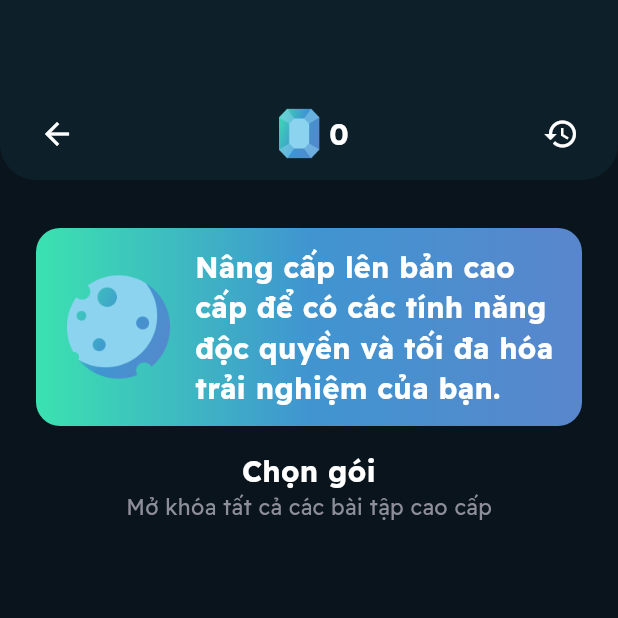
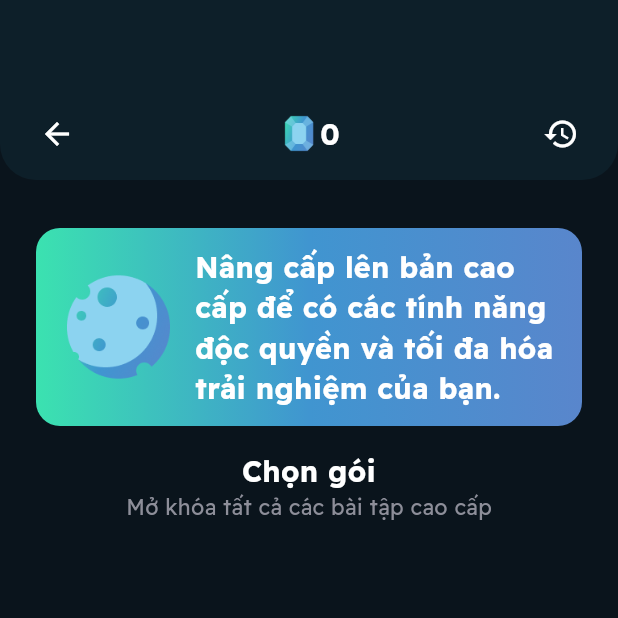
Before and after one commit to heterl0/yogitech-mobile-application, a Flutter app: the SubscriptionPage screen opened directly with empty values, on a phone screen of 412 x 824 dp, the top half of it. Run offline on Flutter 3.47's test engine with Material 3 defaults, Android fonts, the phone set to English and light mode, and no system bars; our stand-ins replace audioplayers, cached_network_image, camera, dio, equatable, fl_chart and 15 more; missing offline and left inert: dart:ffi, pay, tflite_flutter; accounts and stored records are empty; generated files the repository leaves out were written again; network calls fail.

Commit message:
Ư ư ư ư

```diff
--- a/lib/src/pages/homepage.dart
+++ b/lib/src/pages/homepage.dart
@@ -82,13 +82,15 @@ class _HomePageState extends State<HomePage> {
                       pushWithoutNavBar(
                           context,
                           MaterialPageRoute(
-                              builder: (context) => SubscriptionPage(account: account,fetchAccount:_fetchAccount)));
+                              builder: (context) => SubscriptionPage(
+                                  account: account,
+                                  fetchAccount: _fetchAccount)));
                     },
                     child: Row(
                       children: [
                         SizedBox(
-                          width: 40,
-                          height: 50,
+                          width: 28,
+                          height: 28,
                           child: Image.asset('assets/images/Emerald.png'),
                         ),
                         Text(
--- a/lib/src/pages/subscription.dart
+++ b/lib/src/pages/subscription.dart
@@ -105,8 +105,8 @@ class _SubscriptionState extends State<SubscriptionPage> {
             mainAxisAlignment: MainAxisAlignment.center,
             children: [
               SizedBox(
-                width: 40,
-                height: 50,
+                width: 28,
+                height: 28,
                 child: Image.asset('assets/images/Emerald.png'),
               ),
               Text(
@@ -159,31 +159,6 @@ class _SubscriptionState extends State<SubscriptionPage> {
               },
             ),
           ),
-          // _buildPlanOptionContainer(),
-          // const SizedBox(height: 16),
-          // _buildPlanOptionContainer2(),
-          // const SizedBox(height: 16),
-          // _buildPlanOptionContainer3(),
-          // const SizedBox(height: 16),
-          // FutureBuilder<PaymentConfiguration>(
-          //   future: _googlePayConfigFuture,
-          //   builder: (context, snapshot) {
-          //     if (snapshot.hasData) {
-          //       return GooglePayButton(
-          //         paymentConfiguration: snapshot.data!,
-          //         paymentItems: _paymentItems,
-          //         type: GooglePayButtonType.buy,
-          //         margin: const EdgeInsets.only(top: 15.0),
-          //         onPaymentResult: onGooglePayResult,
-          //         loadingIndicator: const Center(
-          //           child: CircularProgressIndicator(),
-          //         ),
-          //       );
-          //     } else {
-          //       return const SizedBox.shrink();
-          //     }
-          //   },
-          // ),
         ],
       ),
     );
@@ -245,23 +220,17 @@ class _SubscriptionState extends State<SubscriptionPage> {
               width: double.infinity,
               child: Row(
                 children: [
-                  Container(
+                  SizedBox(
                     width: 80,
                     height: 80,
-                    decoration: BoxDecoration(
-                      image: DecorationImage(
-                        image: sub!.durationInMonth < 1
-                            ? AssetImage('assets/images/Universe.png')
+                    child: sub!.durationInMonth < 1
+                        ? Image.asset('assets/images/Universe.png')
                         : (sub.durationInMonth >= 12
-                                ? AssetImage('assets/images/Sun.png')
-                                : AssetImage('assets/images/MoonPhase.png')),
-                        fit: BoxFit.fill,
-                      ),
-                    ),
+                            ? Image.asset('assets/images/Sun.png')
+                            : Image.asset('assets/images/MoonPhase.png')),
                   ),
                   const SizedBox(width: 8),
                   Expanded(
-                    child: Container(
                     child: Column(
                       mainAxisSize: MainAxisSize.min,
                       mainAxisAlignment: MainAxisAlignment.start,
@@ -279,11 +248,11 @@ class _SubscriptionState extends State<SubscriptionPage> {
                               crossAxisAlignment: CrossAxisAlignment.start,
                               children: [
                                 Text(
-                                    trans.start + ': $startDay',
+                                  '${trans.start}: $startDay',
                                   style: min_cap.copyWith(color: active),
                                 ),
                                 Text(
-                                    trans.end + ': $endDay',
+                                  '${trans.end}: $endDay',
                                   style: min_cap.copyWith(color: active),
                                 ),
                               ],
@@ -292,8 +261,7 @@ class _SubscriptionState extends State<SubscriptionPage> {
                         ),
                         Row(
                           children: [
-                              Container(
-                                child: Row(
+                            Row(
                               children: [
                                 Container(
                                   width: 26,
@@ -317,11 +285,9 @@ class _SubscriptionState extends State<SubscriptionPage> {
                                 ),
                               ],
                             ),
-                              ),
                           ],
                         ),
                       ],
-                      ),
                     ),
                   ),
                 ],
@@ -329,7 +295,7 @@ class _SubscriptionState extends State<SubscriptionPage> {
             ),
             const SizedBox(height: 8),
             Text(
-              '${endDate.difference(now).inDays} ' + trans.eventRemain,
+              '${endDate.difference(now).inDays} ${trans.eventRemain}',
               style: h3.copyWith(color: active),
             ),
             const SizedBox(height: 8),
@@ -363,14 +329,12 @@ class _SubscriptionState extends State<SubscriptionPage> {
                   ),
                   const SizedBox(width: 8),
                   Expanded(
-                    child: Container(
                     child: Column(
                       mainAxisSize: MainAxisSize.min,
                       mainAxisAlignment: MainAxisAlignment.start,
                       crossAxisAlignment: CrossAxisAlignment.start,
                       children: [
-                          Container(
-                            child: SizedBox(
+                        SizedBox(
                           child: Text(
                             trans.locale == 'vi'
                                 ? 'Nâng cấp lên bản cao cấp để có các tính năng độc quyền và tối đa hóa trải nghiệm của bạn.'
@@ -378,9 +342,7 @@ class _SubscriptionState extends State<SubscriptionPage> {
                             style: h3.copyWith(color: active),
                           ),
                         ),
-                          ),
                       ],
-                      ),
                     ),
                   ),
                 ],
```
Lines whose indentation alone changed are shown as unchanged.
